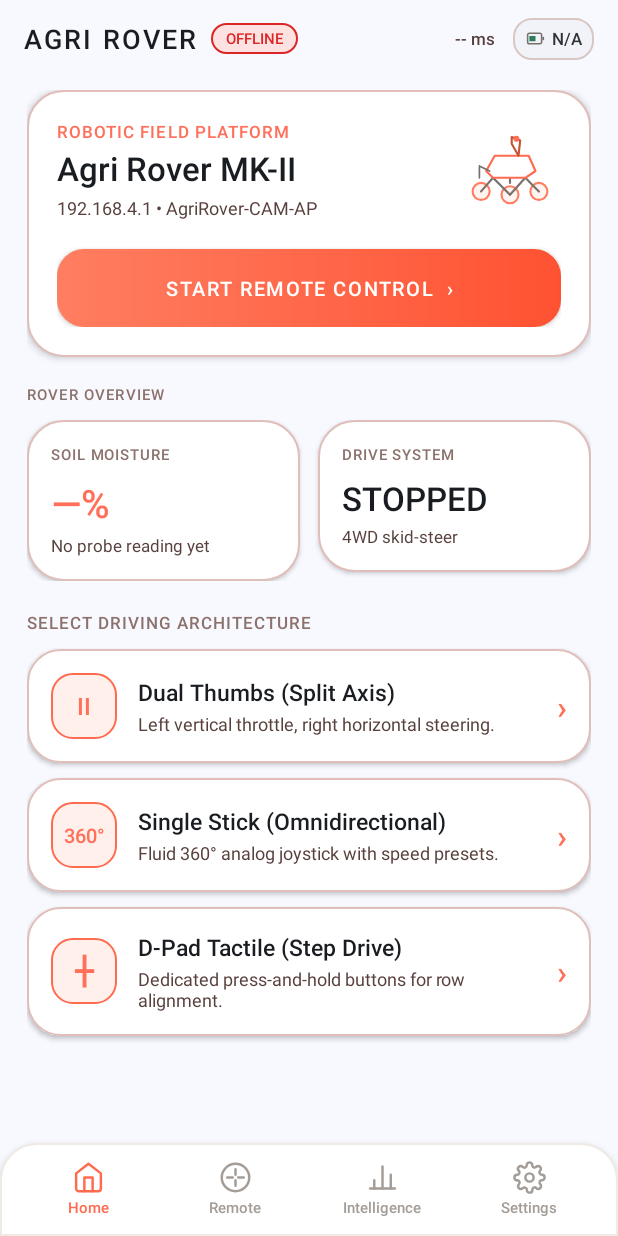
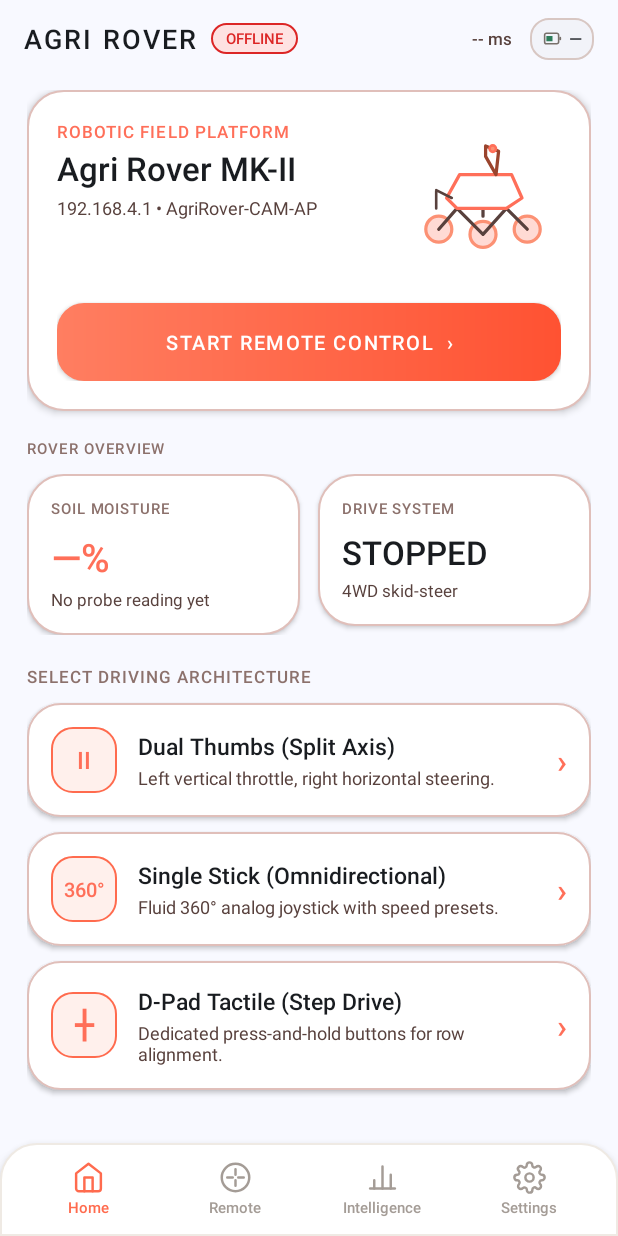
Before and after one commit to mohitsarode/Rover-App, an Android app: the screen it shows after launch (MainActivity), on a phone screen of 412 x 824 dp. Run offline under Robolectric (Android 15) with nearby library versions, the phone set to English and light mode, and no system bars.

Commit message:
Polish native controls and rover hero to Stitch palette

```diff
--- a/app/src/main/java/com/agrirover/teleop/AxisSliderView.java
+++ b/app/src/main/java/com/agrirover/teleop/AxisSliderView.java
@@ -28,7 +28,7 @@ public class AxisSliderView extends View {
     }
 
     private int orientation = ORIENTATION_VERTICAL;
-    private int accentColor = Color.parseColor("#FF6B4E");
+    private int accentColor = Color.parseColor("#FF6F59");
     private String positiveLabel = "FWD";
     private String negativeLabel = "REV";
 
@@ -61,14 +61,14 @@ public class AxisSliderView extends View {
     }
 
     private void init() {
-        trackPaint.setColor(Color.parseColor("#F7F3EF"));
+        trackPaint.setColor(Color.parseColor("#F2F3F9"));
         trackPaint.setStyle(Paint.Style.FILL);
 
-        trackBorderPaint.setColor(Color.parseColor("#E5DCD4"));
+        trackBorderPaint.setColor(Color.parseColor("#E0BFBA"));
         trackBorderPaint.setStyle(Paint.Style.STROKE);
         trackBorderPaint.setStrokeWidth(2f);
 
-        centerLinePaint.setColor(Color.parseColor("#D4C8BF"));
+        centerLinePaint.setColor(Color.parseColor("#E0BFBA"));
         centerLinePaint.setStyle(Paint.Style.STROKE);
         centerLinePaint.setStrokeWidth(2f);
 
@@ -78,7 +78,7 @@ public class AxisSliderView extends View {
         thumbCorePaint.setColor(Color.WHITE);
         thumbCorePaint.setStyle(Paint.Style.FILL);
 
-        labelPaint.setColor(Color.parseColor("#78706B"));
+        labelPaint.setColor(Color.parseColor("#58413D"));
         labelPaint.setTextSize(24f);
         labelPaint.setTypeface(Typeface.create(Typeface.DEFAULT, Typeface.BOLD));
         labelPaint.setTextAlign(Paint.Align.CENTER);
@@ -135,9 +135,9 @@ public class AxisSliderView extends View {
             canvas.drawLine(cx, cy - travel, cx, cy + travel, centerLinePaint);
             canvas.drawLine(cx - 14f, cy, cx + 14f, cy, centerLinePaint);
 
-            labelPaint.setColor(Color.parseColor("#FF6B4E"));
+            labelPaint.setColor(Color.parseColor("#FF6F59"));
             canvas.drawText(positiveLabel, cx, 34f, labelPaint);
-            labelPaint.setColor(Color.parseColor("#A49C96"));
+            labelPaint.setColor(Color.parseColor("#8C716C"));
             canvas.drawText(negativeLabel, cx, h - 18f, labelPaint);
 
             drawThumb(canvas, cx, thumbY, thumbR);
@@ -149,7 +149,7 @@ public class AxisSliderView extends View {
             canvas.drawLine(cx - travel, cy, cx + travel, cy, centerLinePaint);
             canvas.drawLine(cx, cy - 14f, cx, cy + 14f, centerLinePaint);
 
-            labelPaint.setColor(Color.parseColor("#FF6B4E"));
+            labelPaint.setColor(Color.parseColor("#FF6F59"));
             canvas.drawText(negativeLabel, 36f, cy + 8f, labelPaint);
             canvas.drawText(positiveLabel, w - 36f, cy + 8f, labelPaint);
 
--- a/app/src/main/java/com/agrirover/teleop/JoystickView.java
+++ b/app/src/main/java/com/agrirover/teleop/JoystickView.java
@@ -65,24 +65,24 @@ public class JoystickView extends View {
     }
 
     private void init() {
-        basePaint.setColor(Color.parseColor("#F7F3EF"));
+        basePaint.setColor(Color.parseColor("#F2F3F9"));
         basePaint.setStyle(Paint.Style.FILL);
 
-        baseRingPaint.setColor(Color.parseColor("#E5DCD4"));
+        baseRingPaint.setColor(Color.parseColor("#E0BFBA"));
         baseRingPaint.setStyle(Paint.Style.STROKE);
         baseRingPaint.setStrokeWidth(2f);
 
-        guidePaint.setColor(Color.parseColor("#EDE3DB"));
+        guidePaint.setColor(Color.parseColor("#FFDDC4"));
         guidePaint.setStyle(Paint.Style.STROKE);
         guidePaint.setStrokeWidth(1.5f);
 
-        thumbPaint.setColor(Color.parseColor("#FF6B4E"));
+        thumbPaint.setColor(Color.parseColor("#FF6F59"));
         thumbPaint.setStyle(Paint.Style.FILL);
 
         thumbHighlightPaint.setColor(Color.parseColor("#99FFFFFF"));
         thumbHighlightPaint.setStyle(Paint.Style.FILL);
 
-        textPaint.setColor(Color.parseColor("#A49C96"));
+        textPaint.setColor(Color.parseColor("#8C716C"));
         textPaint.setTextSize(20f);
         textPaint.setTypeface(Typeface.create(Typeface.DEFAULT, Typeface.BOLD));
         textPaint.setTextAlign(Paint.Align.CENTER);
--- a/app/src/main/java/com/agrirover/teleop/MainActivity.java
+++ b/app/src/main/java/com/agrirover/teleop/MainActivity.java
@@ -152,6 +152,13 @@ public class MainActivity extends AppCompatActivity implements
             apiClient.getProbeStatus(new RoverApiClient.ProbeCallback() {
                 @Override
                 public void onStatus(RoverApiClient.ProbeStatus status) {
+                    if (status == null) {
+                        isProbing = true;
+                        tvProbeMoistureVal.setText("Soil status unavailable • drive locked");
+                        tvProbeMoistureVal.setTextColor(Color.parseColor("#D97706"));
+                        mainHandler.postDelayed(probePollRunnable, 1000);
+                        return;
+                    }
                     updateProbeUI(status);
                     if (!status.idle) {
                         mainHandler.postDelayed(probePollRunnable, 500);
@@ -257,7 +264,7 @@ public class MainActivity extends AppCompatActivity implements
 
         sliderThrottle = findViewById(R.id.slider_throttle);
         sliderSteering = findViewById(R.id.slider_steering);
-        sliderSteering.configure(AxisSliderView.ORIENTATION_HORIZONTAL, Color.parseColor("#FF6B4E"), "R", "L");
+        sliderSteering.configure(AxisSliderView.ORIENTATION_HORIZONTAL, Color.parseColor("#FF6F59"), "R", "L");
 
         tvDualSpeedVal = findViewById(R.id.tv_dual_speed_val);
         btnDualSpeed35 = findViewById(R.id.btn_dual_speed_35);
--- a/app/src/main/res/drawable/ic_rover_hero.xml
+++ b/app/src/main/res/drawable/ic_rover_hero.xml
@@ -6,14 +6,14 @@
     <!-- Stylized Futuristic Mars/Agri Rover Chassis -->
     <!-- Front/Rear Rocker-Bogie Wheels -->
     <path
-        android:strokeColor="#FF7E61"
+        android:strokeColor="#FC9174"
         android:strokeWidth="2.5"
         android:strokeLineCap="round"
         android:strokeLineJoin="round"
-        android:fillColor="#FFF4F0"
+        android:fillColor="#FFDAD4"
         android:pathData="M16,84 a10,10 0 1,0 20,0 a10,10 0 1,0 -20,0 M84,84 a10,10 0 1,0 20,0 a10,10 0 1,0 -20,0 M50,88 a10,10 0 1,0 20,0 a10,10 0 1,0 -20,0" />
     <path
-        android:strokeColor="#FF6B4E"
+        android:strokeColor="#FF6F59"
         android:strokeWidth="2"
         android:strokeLineCap="round"
         android:strokeLineJoin="round"
@@ -21,7 +21,7 @@
         android:pathData="M26,84h0.01 M60,88h0.01 M94,84h0.01" />
     <!-- Suspension Rocker Bogie Arms -->
     <path
-        android:strokeColor="#78706B"
+        android:strokeColor="#58413D"
         android:strokeWidth="2.5"
         android:strokeLineCap="round"
         android:strokeLineJoin="round"
@@ -29,7 +29,7 @@
         android:pathData="M26,84 L40,68 L60,88 L78,68 L94,84 M60,60 L60,74" />
     <!-- Modern Aerodynamic Hull & Solar Deck -->
     <path
-        android:strokeColor="#FF6B4E"
+        android:strokeColor="#FF6F59"
         android:strokeWidth="2.5"
         android:strokeLineCap="round"
         android:strokeLineJoin="round"
@@ -37,22 +37,22 @@
         android:pathData="M32,60 L42,42 L82,42 L90,60 L78,68 L40,68 Z" />
     <!-- Sensor Mast & Stereoscopic Camera Head -->
     <path
-        android:strokeColor="#C65335"
+        android:strokeColor="#9A442D"
         android:strokeWidth="2.5"
         android:strokeLineCap="round"
         android:strokeLineJoin="round"
         android:fillColor="#00000000"
         android:pathData="M70,42 L72,24 L62,20 L62,28 Z" />
     <path
-        android:strokeColor="#FF6B4E"
+        android:strokeColor="#FF6F59"
         android:strokeWidth="2"
         android:strokeLineCap="round"
         android:strokeLineJoin="round"
-        android:fillColor="#FF7E61"
+        android:fillColor="#FC9174"
         android:pathData="M65,22 a2.5,2.5 0 1,0 5,0 a2.5,2.5 0 1,0 -5,0" />
     <!-- Rear Chemical Sprayer & In-Situ Soil Probe Tool -->
     <path
-        android:strokeColor="#78706B"
+        android:strokeColor="#58413D"
         android:strokeWidth="2"
         android:strokeLineCap="round"
         android:strokeLineJoin="round"
--- a/app/src/main/res/layout/activity_main.xml
+++ b/app/src/main/res/layout/activity_main.xml
@@ -85,7 +85,7 @@
                     android:layout_height="wrap_content"
                     android:layout_marginStart="4dp"
                     android:fontFamily="sans-serif-medium"
-                    android:text="N/A"
+                    android:text="—"
                     android:textColor="@color/text_body"
                     android:textSize="11sp" />
             </LinearLayout>
@@ -167,8 +167,8 @@
                         </LinearLayout>
 
                         <ImageView
-                            android:layout_width="68dp"
-                            android:layout_height="68dp"
+                            android:layout_width="104dp"
+                            android:layout_height="104dp"
                             android:layout_alignParentEnd="true"
                             android:layout_centerVertical="true"
                             android:src="@drawable/ic_rover_hero" />
```
